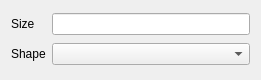
Above: glue_aladin/catalog_layer_widget.ui from glue-viz/glue-aladin before the change. Below: the same form after it.
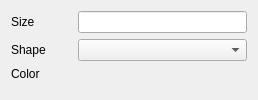
That is the form after the change. Custom widgets are drawn as their Qt base class.

Commit message: Add color widget and vertical spacer to layer UI.

The edit to the form file:
```diff
--- a/glue_aladin/catalog_layer_widget.ui
+++ b/glue_aladin/catalog_layer_widget.ui
@@ -6,15 +6,35 @@
    <rect>
     <x>0</x>
     <y>0</y>
-    <width>261</width>
-    <height>80</height>
+    <width>258</width>
+    <height>100</height>
    </rect>
   </property>
+  <property name="sizePolicy">
+   <sizepolicy hsizetype="Preferred" vsizetype="Fixed">
+    <horstretch>0</horstretch>
+    <verstretch>0</verstretch>
+   </sizepolicy>
+  </property>
   <property name="windowTitle">
    <string>Form</string>
   </property>
   <layout class="QGridLayout" name="gridLayout">
-   <item row="0" column="1">
+   <item row="1" column="0">
+    <widget class="QLabel" name="label_shape">
+     <property name="text">
+      <string>Shape</string>
+     </property>
+    </widget>
+   </item>
+   <item row="2" column="0">
+    <widget class="QLabel" name="label_color">
+     <property name="text">
+      <string>Color</string>
+     </property>
+    </widget>
+   </item>
+   <item row="0" column="2">
     <widget class="QLineEdit" name="valuetext_size"/>
    </item>
    <item row="0" column="0">
@@ -24,18 +44,44 @@
      </property>
     </widget>
    </item>
-   <item row="1" column="0">
-    <widget class="QLabel" name="label_shape">
-     <property name="text">
-      <string>Shape</string>
-     </property>
-    </widget>
-   </item>
-   <item row="1" column="1">
+   <item row="1" column="2">
     <widget class="QComboBox" name="combosel_shape"/>
    </item>
+   <item row="2" column="1">
+    <widget class="QColorBox" name="color_color">
+     <property name="sizePolicy">
+      <sizepolicy hsizetype="Preferred" vsizetype="Fixed">
+       <horstretch>0</horstretch>
+       <verstretch>0</verstretch>
+      </sizepolicy>
+     </property>
+     <property name="text">
+      <string/>
+     </property>
+    </widget>
+   </item>
+   <item row="3" column="1">
+    <spacer name="verticalSpacer">
+     <property name="orientation">
+      <enum>Qt::Vertical</enum>
+     </property>
+     <property name="sizeHint" stdset="0">
+      <size>
+       <width>20</width>
+       <height>40</height>
+      </size>
+     </property>
+    </spacer>
+   </item>
   </layout>
  </widget>
+ <customwidgets>
+  <customwidget>
+   <class>QColorBox</class>
+   <extends>QLabel</extends>
+   <header>glue_qt.utils.colors</header>
+  </customwidget>
+ </customwidgets>
  <resources/>
  <connections/>
 </ui>
```
